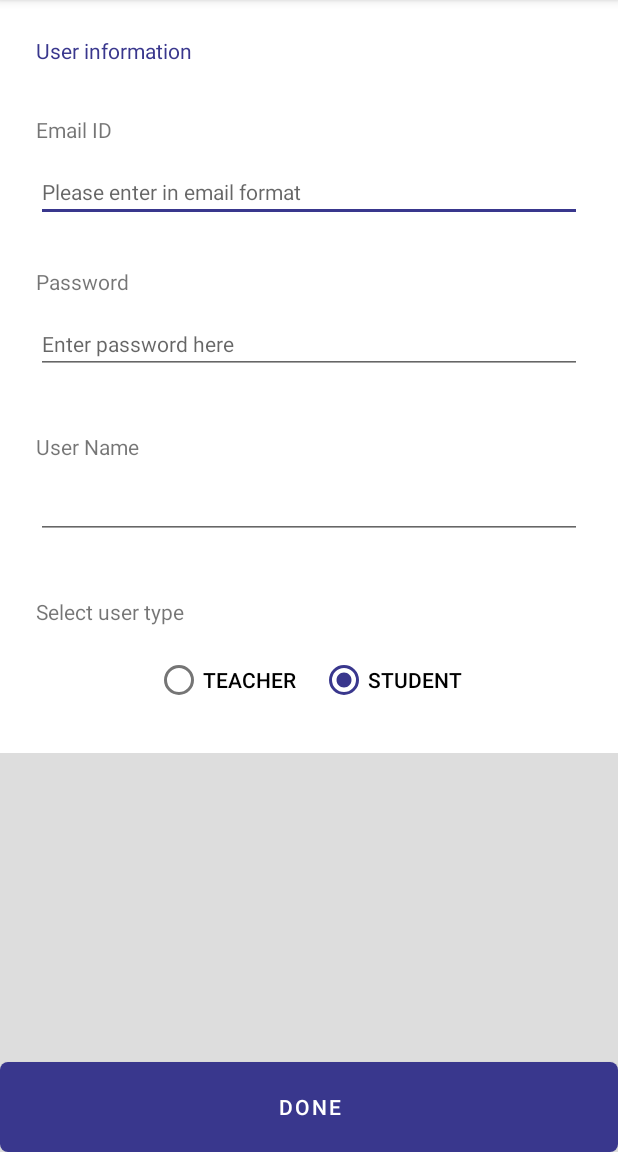
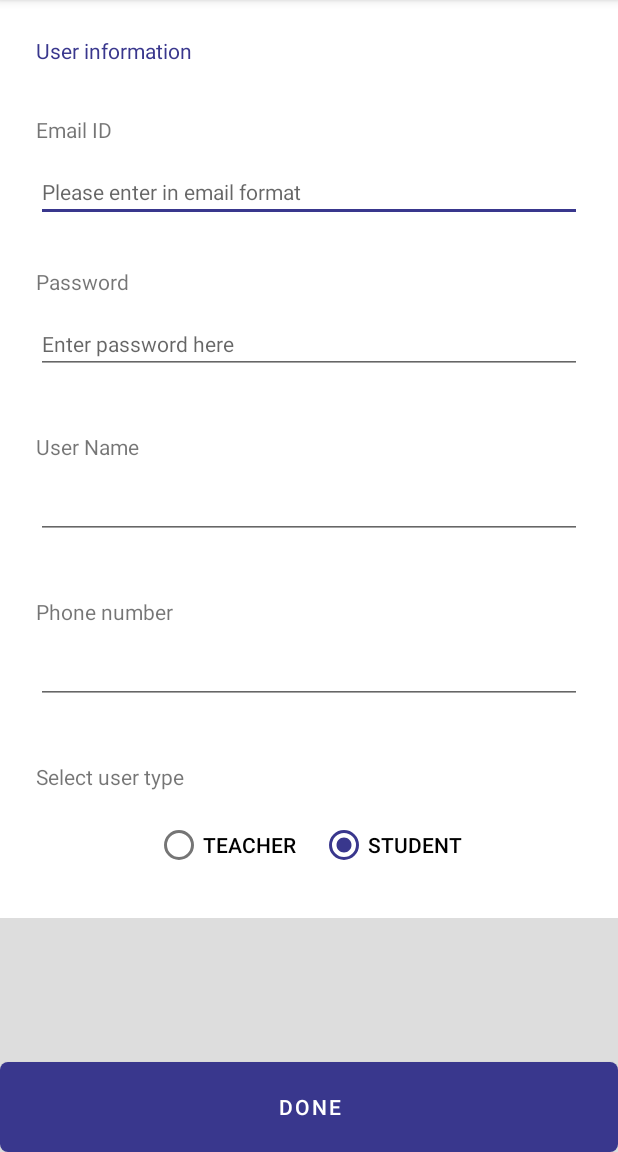
Before and after one commit to kofboy2000/study-with-mobile, an Android app: the RegisterActivity screen opened directly, with no data from a screen before it, on a phone screen of 412 x 824 dp, the part 84-1236 px from its top. Run offline under Robolectric (Android 15) with nearby library versions, the phone set to English and light mode, and no system bars; our stand-ins replace Firebase (no records; nobody signed in at launch, a user with empty details on screens opened directly).

Commit message:
Add phone interaction and phone data

```diff
--- a/client/app/src/main/java/com/ahnsong/studymobile/ui/register/RegisterActivity.java
+++ b/client/app/src/main/java/com/ahnsong/studymobile/ui/register/RegisterActivity.java
@@ -58,10 +58,13 @@ public class RegisterActivity extends BaseActivity {
     private void createUser() {
         String name = binding.nameTextInput.getText().toString().trim();
         String email = binding.emailInput.getText().toString().trim();
+        String phoneNumber = binding.phoneTextInput.getText().toString().trim();
 
         userData = new User();
         userData.setEmail(email);
         userData.setName(name);
+        userData.setPhone(phoneNumber);
+
         boolean isTeacher = binding.radioButtonTeacher.isChecked();
         if (isTeacher) {
             userData.setProfile("teacher_07.png");
--- a/client/app/src/main/res/layout/activity_register.xml
+++ b/client/app/src/main/res/layout/activity_register.xml
@@ -104,6 +104,31 @@
             <LinearLayout
                 android:layout_width="match_parent"
                 android:layout_height="80dp"
+                android:layout_marginStart="@dimen/default_margin"
+                android:layout_marginTop="30dp"
+                android:layout_marginEnd="@dimen/default_margin"
+                android:orientation="vertical">
+
+                <TextView
+                    android:id="@+id/phone_text"
+                    android:layout_width="wrap_content"
+                    android:layout_height="wrap_content"
+                    android:layout_marginBottom="12dp"
+                    android:text="@string/phone_number"
+                    android:textSize="14dp" />
+
+                <EditText
+                    android:id="@+id/phone_text_input"
+                    android:layout_width="match_parent"
+                    android:layout_height="wrap_content"
+                    android:ems="10"
+                    android:inputType="phone"
+                    android:textSize="14dp" />
+            </LinearLayout>
+
+            <LinearLayout
+                android:layout_width="match_parent"
+                android:layout_height="80dp"
                 android:layout_marginTop="30dp"
                 android:layout_marginStart="@dimen/default_margin"
                 android:layout_marginEnd="@dimen/default_margin"
--- a/client/app/src/main/res/layout/item_user_search.xml
+++ b/client/app/src/main/res/layout/item_user_search.xml
@@ -68,9 +68,9 @@
         android:layout_width="wrap_content"
         android:layout_height="wrap_content"
         android:layout_alignParentEnd="true"
+        android:layout_centerVertical="true"
         android:layout_marginEnd="@dimen/small_margin"
-        android:layout_centerVertical="true"
-        android:background="@drawable/ic_baseline_arrow_forward_ios_24"/>
+        android:background="@drawable/ic_baseline_arrow_forward_ios_24" />
 
     <View
         android:layout_width="match_parent"
--- a/client/app/src/main/res/values/strings.xml
+++ b/client/app/src/main/res/values/strings.xml
@@ -80,4 +80,5 @@
     <string name="done">DONE</string>
     <string name="password_error">Wrong Password</string>
     <string name="user_create_error">User creatation error</string>
+    <string name="phone_number">Phone number</string>
 </resources>
```
Also changed, not shown: client/app/src/main/java/com/ahnsong/studymobile/ui/main/search/SearchListAdapter.java (+15 -1 lines).
